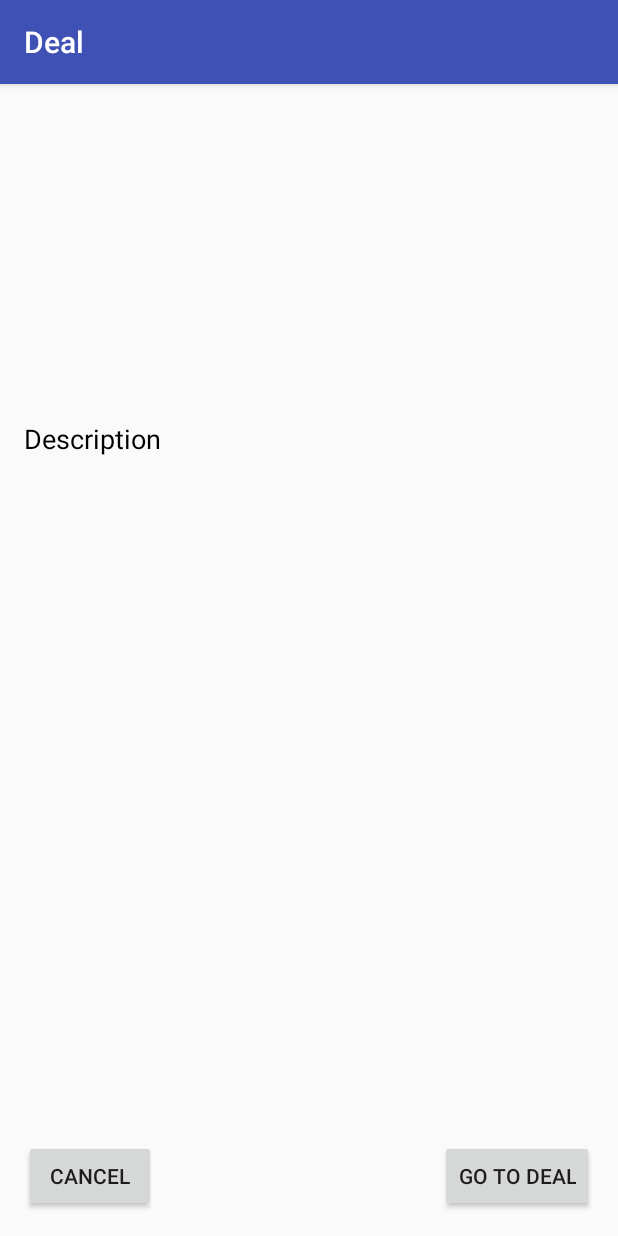
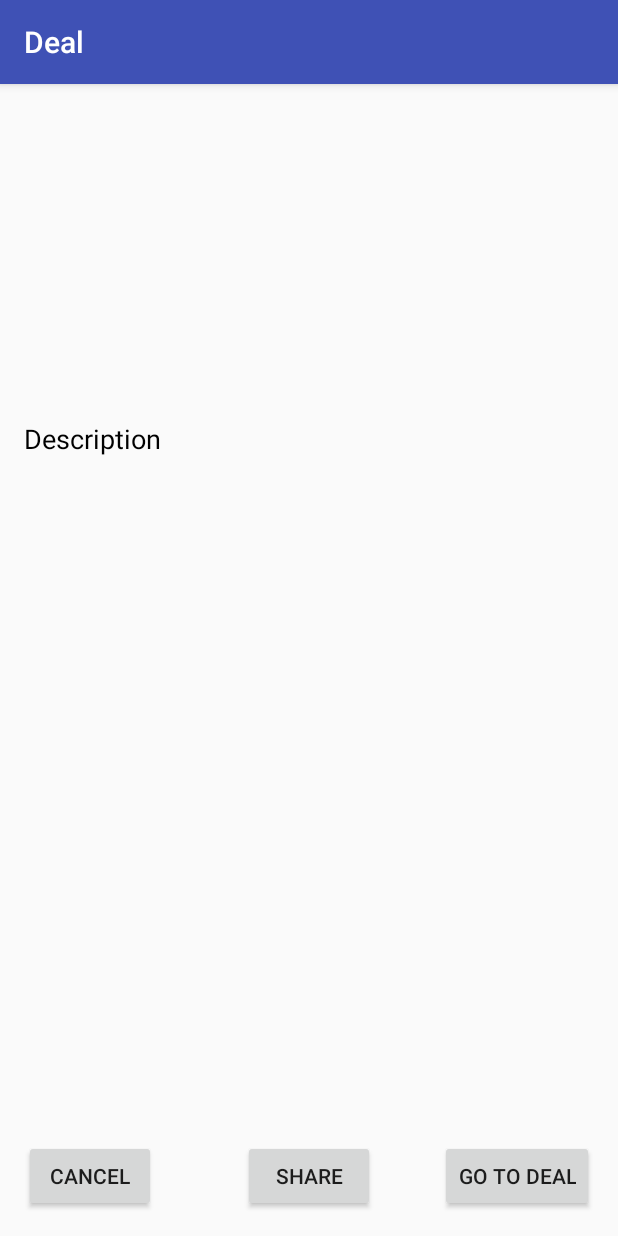
Before and after one commit to sprice30/DealApplication, an Android app: the CouponDetails screen opened directly, with no data from a screen before it, on a phone screen of 412 x 824 dp. Run offline under Robolectric (Android 15) with nearby library versions, the phone set to English and light mode, and no system bars; 1 statement that could not run was skipped.

Commit message:
share button

```diff
--- a/app/src/main/res/layout/coupon_details.xml
+++ b/app/src/main/res/layout/coupon_details.xml
@@ -84,7 +84,16 @@
         android:layout_alignParentBottom="true"
         android:layout_alignParentLeft="true"
         android:layout_alignParentStart="true" />
-
+    <Button
+        android:layout_width="wrap_content"
+        android:layout_height="wrap_content"
+        android:text="Share"
+        android:onClick="onShareClick"
+        android:id="@+id/share"
+        android:layout_row="42"
+        android:layout_column="1"
+        android:layout_centerHorizontal="true"
+        android:layout_alignParentBottom="true" />
     <Button
         android:layout_width="wrap_content"
         android:layout_height="wrap_content"
```
Also changed, not shown: app/src/main/java/edu/umd/wmj1217/deal/CouponDetails.java (+7 -1 lines), 3 other files.
